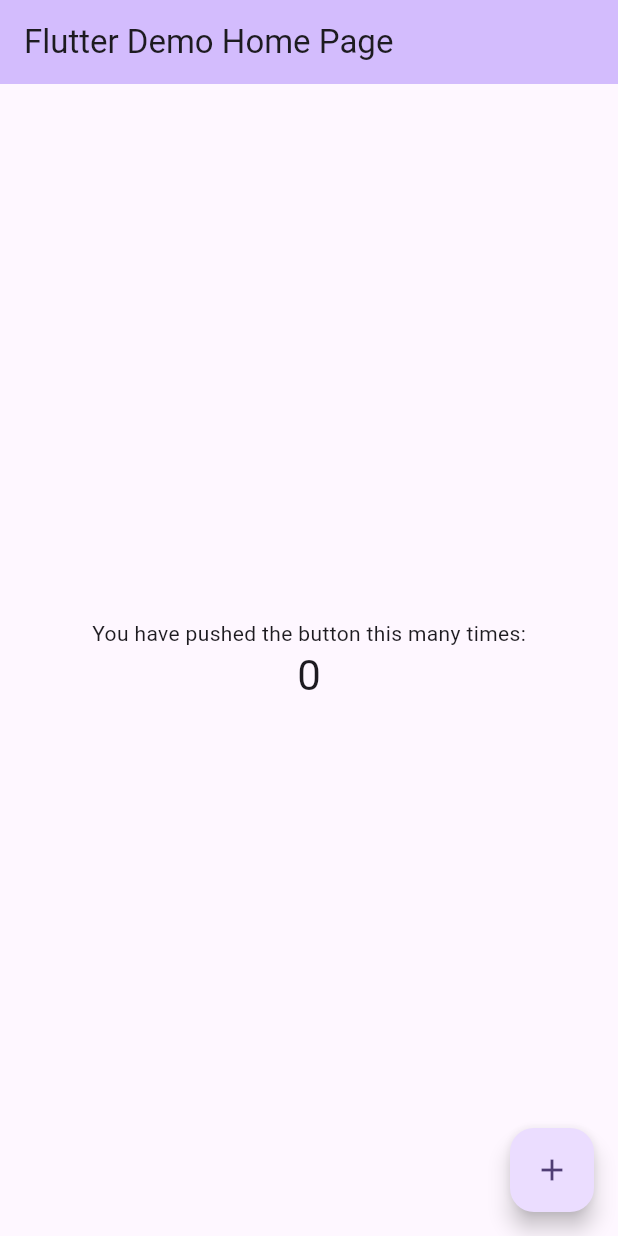
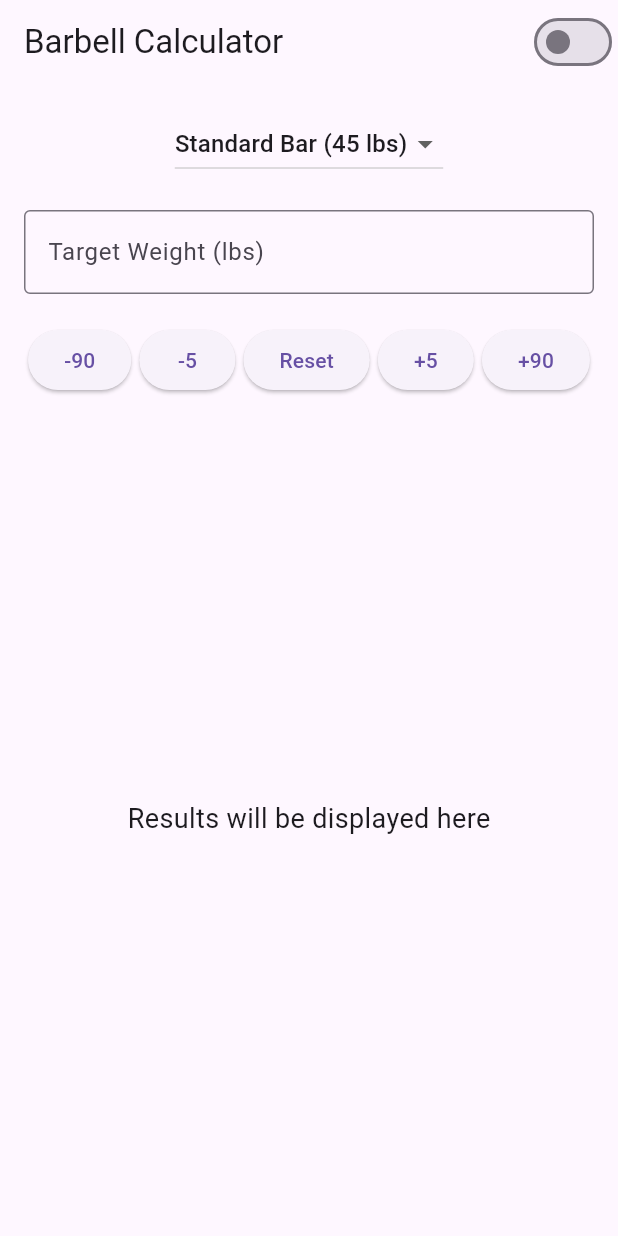
Before and after one commit to Baggins5066/barbellCalculator, a Flutter app: the screen it shows after launch, on a phone screen of 412 x 824 dp. Run offline on Flutter 3.47's test engine with Material 3 defaults, Android fonts, the phone set to English and light mode, and no system bars.

Commit message:
Changed main.dart to reflect html version

```diff
--- a/barbell_calculator/lib/main.dart
+++ b/barbell_calculator/lib/main.dart
@@ -1,122 +1,133 @@
 import 'package:flutter/material.dart';
 
 void main() {
-  runApp(const MyApp());
+  runApp(WeightCalcApp());
 }
 
-class MyApp extends StatelessWidget {
-  const MyApp({super.key});
-
-  // This widget is the root of your application.
+class WeightCalcApp extends StatelessWidget {
   @override
   Widget build(BuildContext context) {
     return MaterialApp(
-      title: 'Flutter Demo',
-      theme: ThemeData(
-        // This is the theme of your application.
-        //
-        // TRY THIS: Try running your application with "flutter run". You'll see
-        // the application has a purple toolbar. Then, without quitting the app,
-        // try changing the seedColor in the colorScheme below to Colors.green
-        // and then invoke "hot reload" (save your changes or press the "hot
-        // reload" button in a Flutter-supported IDE, or press "r" if you used
-        // the command line to start the app).
-        //
-        // Notice that the counter didn't reset back to zero; the application
-        // state is not lost during the reload. To reset the state, use hot
-        // restart instead.
-        //
-        // This works for code too, not just values: Most code changes can be
-        // tested with just a hot reload.
-        colorScheme: ColorScheme.fromSeed(seedColor: Colors.deepPurple),
-      ),
-      home: const MyHomePage(title: 'Flutter Demo Home Page'),
+      title: 'Barbell Calculator',
+      theme: ThemeData.light(),
+      darkTheme: ThemeData.dark(),
+      themeMode: ThemeMode.system,
+      home: WeightCalcHome(),
     );
   }
 }
 
-class MyHomePage extends StatefulWidget {
-  const MyHomePage({super.key, required this.title});
-
-  // This widget is the home page of your application. It is stateful, meaning
-  // that it has a State object (defined below) that contains fields that affect
-  // how it looks.
-
-  // This class is the configuration for the state. It holds the values (in this
-  // case the title) provided by the parent (in this case the App widget) and
-  // used by the build method of the State. Fields in a Widget subclass are
-  // always marked "final".
-
-  final String title;
-
+class WeightCalcHome extends StatefulWidget {
   @override
-  State<MyHomePage> createState() => _MyHomePageState();
+  _WeightCalcHomeState createState() => _WeightCalcHomeState();
 }
 
-class _MyHomePageState extends State<MyHomePage> {
-  int _counter = 0;
+class _WeightCalcHomeState extends State<WeightCalcHome> {
+  final List<Map<String, dynamic>> availablePlates = [
+    {'weight': 45, 'count': 4},
+    {'weight': 35, 'count': 2},
+    {'weight': 25, 'count': 2},
+    {'weight': 10, 'count': 4},
+    {'weight': 5, 'count': 4},
+    {'weight': 2.5, 'count': 2},
+  ];
 
-  void _incrementCounter() {
+  double targetWeight = 45;
+  double barbellWeight = 45;
+  bool isDarkMode = false;
+
+  void calculatePlates() {
+    // Logic to calculate plates based on targetWeight and barbellWeight
+    // ...existing code...
+  }
+
+  void adjustWeight(double amount) {
     setState(() {
-      // This call to setState tells the Flutter framework that something has
-      // changed in this State, which causes it to rerun the build method below
-      // so that the display can reflect the updated values. If we changed
-      // _counter without calling setState(), then the build method would not be
-      // called again, and so nothing would appear to happen.
-      _counter++;
+      targetWeight = (targetWeight + amount).clamp(0, double.infinity);
+      calculatePlates();
+    });
+  }
+
+  void resetToBarWeight() {
+    setState(() {
+      targetWeight = barbellWeight;
+      calculatePlates();
+    });
+  }
+
+  void toggleDarkMode(bool value) {
+    setState(() {
+      isDarkMode = value;
     });
   }
 
   @override
   Widget build(BuildContext context) {
-    // This method is rerun every time setState is called, for instance as done
-    // by the _incrementCounter method above.
-    //
-    // The Flutter framework has been optimized to make rerunning build methods
-    // fast, so that you can just rebuild anything that needs updating rather
-    // than having to individually change instances of widgets.
     return Scaffold(
       appBar: AppBar(
-        // TRY THIS: Try changing the color here to a specific color (to
-        // Colors.amber, perhaps?) and trigger a hot reload to see the AppBar
-        // change color while the other colors stay the same.
-        backgroundColor: Theme.of(context).colorScheme.inversePrimary,
-        // Here we take the value from the MyHomePage object that was created by
-        // the App.build method, and use it to set our appbar title.
-        title: Text(widget.title),
+        title: Text('Barbell Calculator'),
+        actions: [
+          Switch(
+            value: isDarkMode,
+            onChanged: toggleDarkMode,
+          ),
+        ],
       ),
-      body: Center(
-        // Center is a layout widget. It takes a single child and positions it
-        // in the middle of the parent.
+      body: Padding(
+        padding: const EdgeInsets.all(16.0),
         child: Column(
-          // Column is also a layout widget. It takes a list of children and
-          // arranges them vertically. By default, it sizes itself to fit its
-          // children horizontally, and tries to be as tall as its parent.
-          //
-          // Column has various properties to control how it sizes itself and
-          // how it positions its children. Here we use mainAxisAlignment to
-          // center the children vertically; the main axis here is the vertical
-          // axis because Columns are vertical (the cross axis would be
-          // horizontal).
-          //
-          // TRY THIS: Invoke "debug painting" (choose the "Toggle Debug Paint"
-          // action in the IDE, or press "p" in the console), to see the
-          // wireframe for each widget.
-          mainAxisAlignment: MainAxisAlignment.center,
-          children: <Widget>[
-            const Text('You have pushed the button this many times:'),
-            Text(
-              '$_counter',
-              style: Theme.of(context).textTheme.headlineMedium,
+          children: [
+            DropdownButton<double>(
+              value: barbellWeight,
+              items: [
+                DropdownMenuItem(value: 45, child: Text('Standard Bar (45 lbs)')),
+                DropdownMenuItem(value: 35, child: Text('Women\'s Bar (35 lbs)')),
+                DropdownMenuItem(value: 15, child: Text('Training Bar (15 lbs)')),
+              ],
+              onChanged: (value) {
+                setState(() {
+                  barbellWeight = value!;
+                  calculatePlates();
+                });
+              },
+            ),
+            SizedBox(height: 20),
+            TextField(
+              keyboardType: TextInputType.number,
+              decoration: InputDecoration(
+                labelText: 'Target Weight (lbs)',
+                border: OutlineInputBorder(),
+              ),
+              onChanged: (value) {
+                setState(() {
+                  targetWeight = double.tryParse(value) ?? 0;
+                  calculatePlates();
+                });
+              },
+            ),
+            SizedBox(height: 20),
+            Row(
+              mainAxisAlignment: MainAxisAlignment.spaceAround,
+              children: [
+                ElevatedButton(onPressed: () => adjustWeight(-90), child: Text('-90')),
+                ElevatedButton(onPressed: () => adjustWeight(-5), child: Text('-5')),
+                ElevatedButton(onPressed: resetToBarWeight, child: Text('Reset')),
+                ElevatedButton(onPressed: () => adjustWeight(5), child: Text('+5')),
+                ElevatedButton(onPressed: () => adjustWeight(90), child: Text('+90')),
+              ],
+            ),
+            SizedBox(height: 20),
+            Expanded(
+              child: Center(
+                child: Text(
+                  'Results will be displayed here',
+                  style: TextStyle(fontSize: 18),
+                ),
+              ),
             ),
           ],
         ),
       ),
-      floatingActionButton: FloatingActionButton(
-        onPressed: _incrementCounter,
-        tooltip: 'Increment',
-        child: const Icon(Icons.add),
-      ), // This trailing comma makes auto-formatting nicer for build methods.
     );
   }
 }
```
Also changed, not shown: 1 other file.
